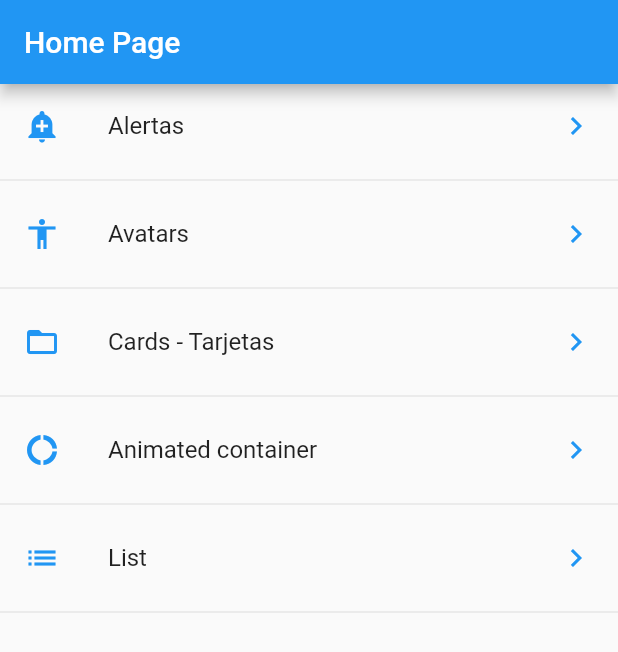
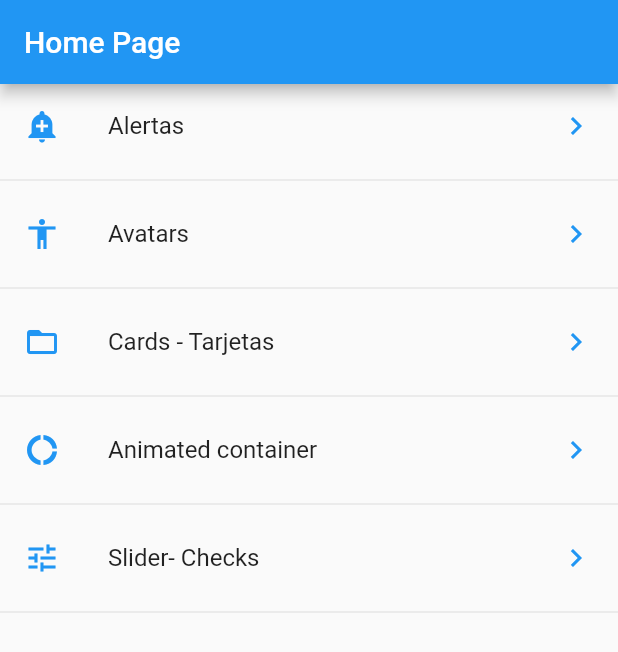
Before and after one commit to arejula27/componentes, a Flutter app: the screen it shows after launch, on a phone screen of 412 x 824 dp. Shown: the top 652 px of the screen. Run offline on Flutter 3.47's test engine with Material 2 defaults, Android fonts, the phone set to English and light mode, and no system bars.

Commit message:
Pagina de sliders acabada, se ha arreglado l ruta y os iconos

```diff
--- a/data/menu_opts.json
+++ b/data/menu_opts.json
@@ -22,9 +22,9 @@
             "texto": "Animated container"
         },
          {
-            "ruta" : "list",
-            "icon" : "list",
-            "texto": "List"
+            "ruta" : "slider",
+            "icon" : "tune",
+            "texto": "Slider- Checks"
         }
     ]
 }
--- a/lib/src/routes/routes.dart
+++ b/lib/src/routes/routes.dart
@@ -19,7 +19,7 @@ import 'package:componentes/src/pages/sliders_page.dart';
         'avatar'    : (BuildContext context)=>AvatarPage(),
         'card'      : (BuildContext context)=>CardPage(),
         'animatedContainer':(BuildContext context)=>AnimatedcontainerPage(),
-        'list': (BuildContext context)=>SliderPage(),
+        'slider': (BuildContext context)=>SliderPage(),
 
         };
       }
--- a/lib/src/utils/icon_string_util.dart
+++ b/lib/src/utils/icon_string_util.dart
@@ -7,7 +7,7 @@ final Map<String, IconData> _icons={
    "accessibility":Icons.accessibility,
   "folder_open":Icons.folder_open,
   "donut_large":Icons.donut_large,
-  'list': Icons.list,
+  'tune': Icons.tune,
 
 
 
```
Also changed, not shown: lib/src/pages/sliders_page.dart (+103 -0 lines).
